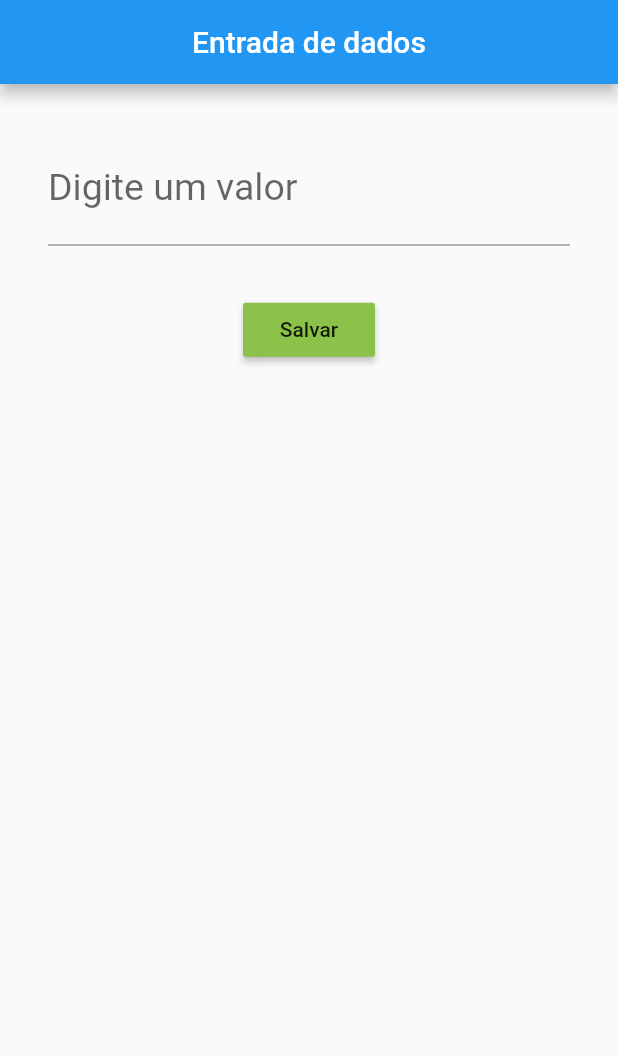
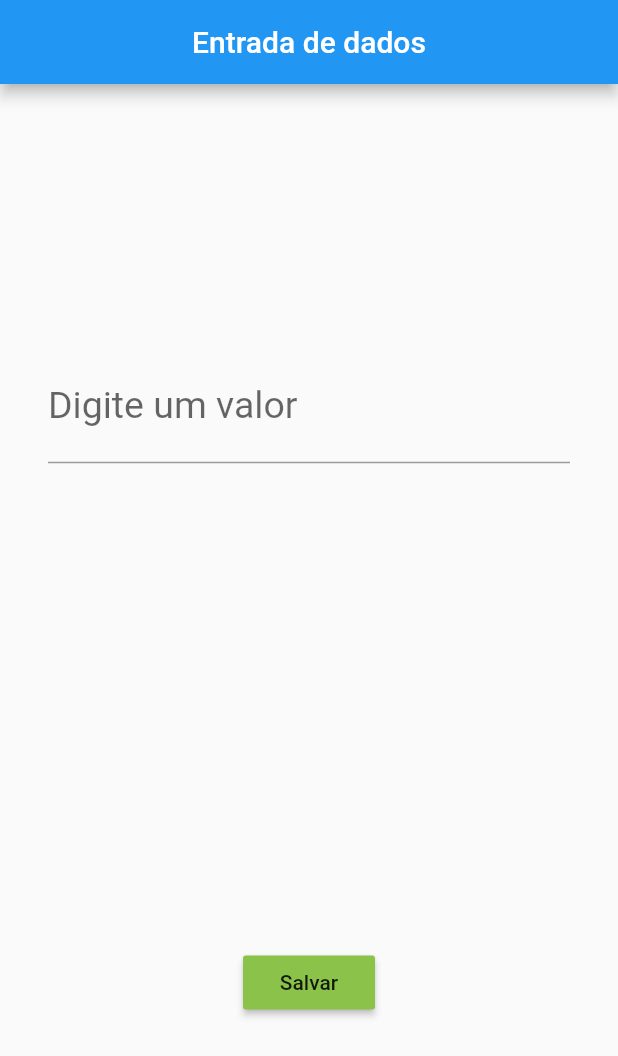
Before and after one commit to andrehenriquewq/my-first-steps-in-flutter, a Flutter app: the screen it shows after launch, on a phone screen of 412 x 824 dp. Shown: the top 1056 px of the screen. Run offline on Flutter 3.47's test engine with Material 2 defaults, Android fonts, the phone set to English and light mode, and no system bars.

```diff
--- a/input_in_flutter/alcool_gasolina/lib/dart.dart
+++ b/input_in_flutter/alcool_gasolina/lib/dart.dart
@@ -50,7 +50,7 @@ class _HomeState extends State<Home> {
         title: Text("Alcool ou gasolina"),
         backgroundColor: Colors.blue,
         actions: <Widget>[
-          IconButton(icon: Icon(Icons.refresh), onPressed: _limparCampos)
+          IconButton(icon: Icon(Icons.refresh), onPressed: _limparCampos),
         ],
       ),
       body: SingleChildScrollView(
--- a/input_in_flutter/conceitos_iniciais/lib/CampoTexto.dart
+++ b/input_in_flutter/conceitos_iniciais/lib/CampoTexto.dart
@@ -18,6 +18,7 @@ class _CampoTextoState extends State<CampoTexto> {
         centerTitle: true,
       ),
       body: Column(
+        mainAxisAlignment: MainAxisAlignment.spaceAround,
         children: <Widget>[
           Padding(
             padding: EdgeInsets.all(32),
```
Also changed, not shown: 2 other files.
